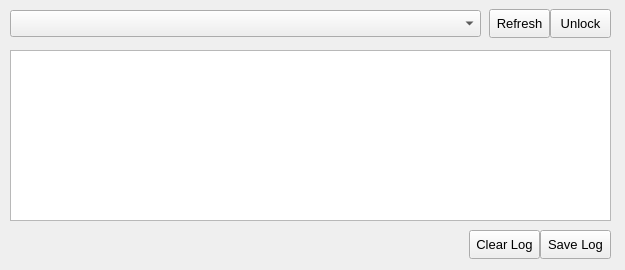
First picture: the form in resources/ui/qcsamunlock_window.ui, repository Naman-Bhalla/openpst, before the edit.
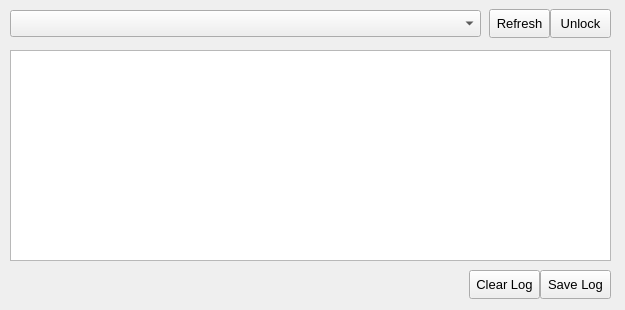
Second picture: the form after the edit.

Commit message: qcsamunlock UI update & 16 password brute force

What changed in the file:
```diff
--- a/resources/ui/qcsamunlock_window.ui
+++ b/resources/ui/qcsamunlock_window.ui
@@ -7,7 +7,7 @@
     <x>0</x>
     <y>0</y>
     <width>625</width>
-    <height>270</height>
+    <height>310</height>
    </rect>
   </property>
   <property name="sizePolicy">
@@ -19,13 +19,13 @@
   <property name="minimumSize">
    <size>
     <width>625</width>
-    <height>270</height>
+    <height>310</height>
    </size>
   </property>
   <property name="maximumSize">
    <size>
     <width>625</width>
-    <height>270</height>
+    <height>310</height>
    </size>
   </property>
   <property name="contextMenuPolicy">
@@ -85,7 +85,7 @@
     <property name="geometry">
      <rect>
       <x>469</x>
-      <y>230</y>
+      <y>270</y>
       <width>71</width>
       <height>29</height>
      </rect>
@@ -105,7 +105,7 @@
     <property name="geometry">
      <rect>
       <x>540</x>
-      <y>230</y>
+      <y>270</y>
       <width>71</width>
       <height>29</height>
      </rect>
@@ -127,7 +127,7 @@
       <x>10</x>
       <y>50</y>
       <width>601</width>
-      <height>171</height>
+      <height>211</height>
      </rect>
     </property>
     <property name="font">
```
The commit also changes 1 other file.
